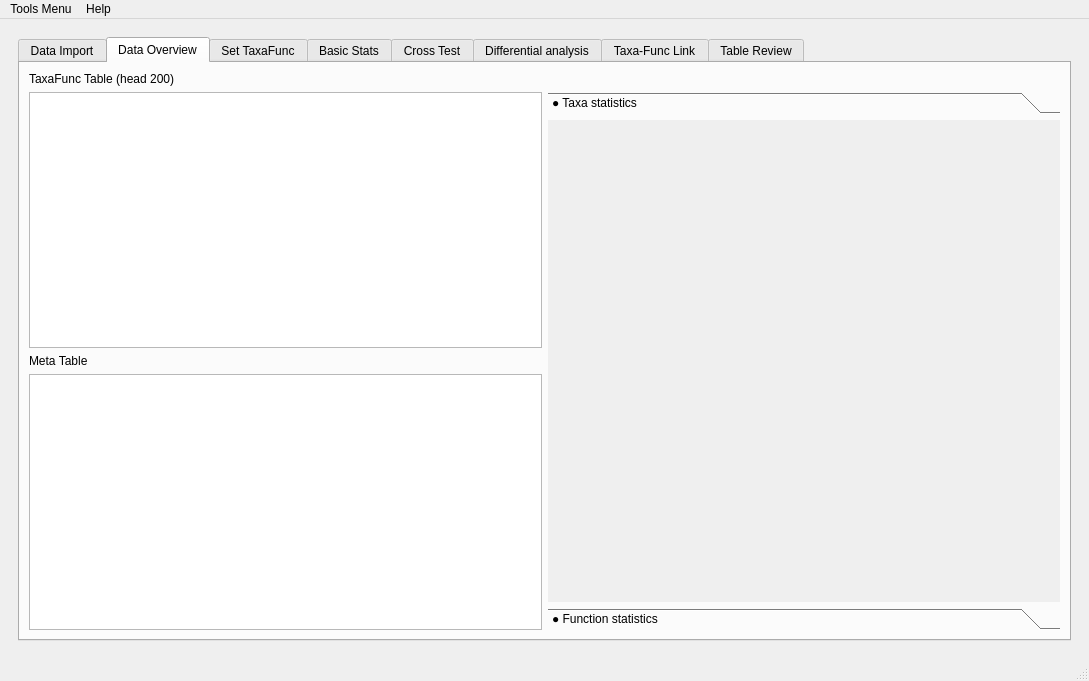
Above: utils/MetaX_GUI/MainWindow.ui from byemaxx/MetaX before the change. Below: the same form after it.
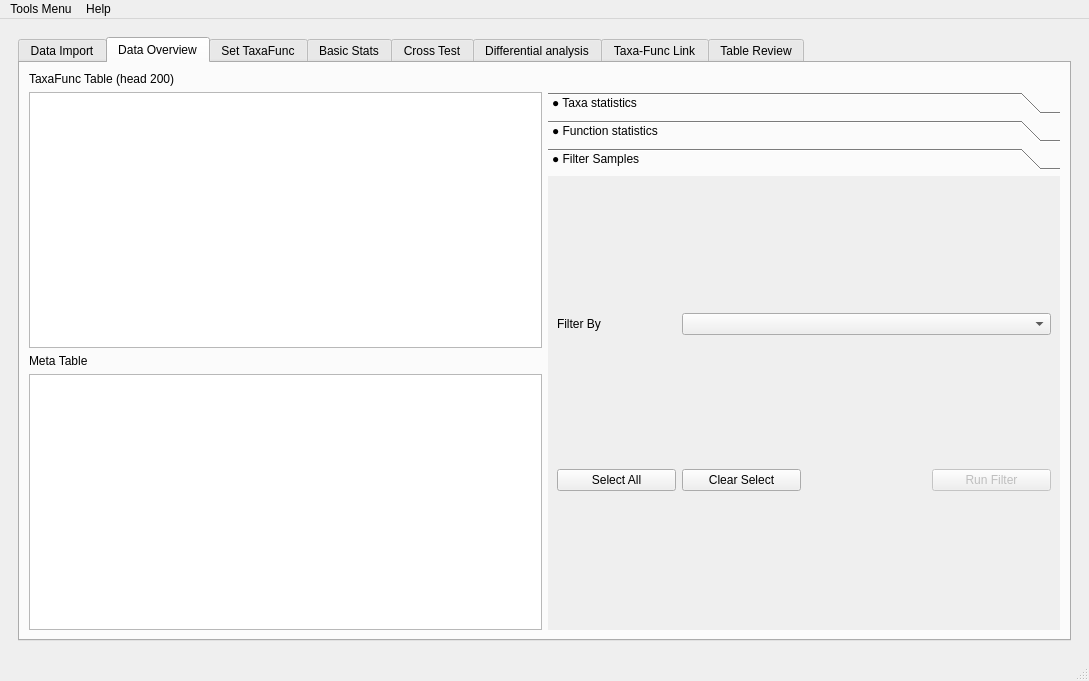
That is the form after the change. The open tabs and pages were chosen to show the change.

Commit message: modified:   utils/GUI.py     add filter function in data overview 	modified:   utils/taxaFuncAnalyzer.py     add a function reset update_meata by a df

```diff
--- a/utils/MetaX_GUI/MainWindow.ui
+++ b/utils/MetaX_GUI/MainWindow.ui
@@ -237,7 +237,7 @@
                  <x>0</x>
                  <y>0</y>
                  <width>511</width>
-                 <height>487</height>
+                 <height>460</height>
                 </rect>
                </property>
                <attribute name="label">
@@ -286,6 +286,56 @@
                 </item>
                </layout>
               </widget>
+              <widget class="QWidget" name="page">
+               <attribute name="label">
+                <string>● Filter Samples</string>
+               </attribute>
+               <layout class="QGridLayout" name="gridLayout_29">
+                <item row="0" column="0">
+                 <widget class="QLabel" name="label_82">
+                  <property name="text">
+                   <string>Filter By</string>
+                  </property>
+                 </widget>
+                </item>
+                <item row="1" column="0" colspan="4">
+                 <layout class="QVBoxLayout" name="verticalLayout_overview_filter"/>
+                </item>
+                <item row="0" column="1" colspan="3">
+                 <widget class="QComboBox" name="comboBox_overview_filter_by"/>
+                </item>
+                <item row="2" column="0">
+                 <widget class="QPushButton" name="pushButton_overview_select_all">
+                  <property name="enabled">
+                   <bool>true</bool>
+                  </property>
+                  <property name="text">
+                   <string>Select All</string>
+                  </property>
+                 </widget>
+                </item>
+                <item row="2" column="1">
+                 <widget class="QPushButton" name="pushButton_overview_clear_select">
+                  <property name="enabled">
+                   <bool>true</bool>
+                  </property>
+                  <property name="text">
+                   <string>Clear Select</string>
+                  </property>
+                 </widget>
+                </item>
+                <item row="2" column="3">
+                 <widget class="QPushButton" name="pushButton_overview_run_filter">
+                  <property name="enabled">
+                   <bool>false</bool>
+                  </property>
+                  <property name="text">
+                   <string>Run Filter</string>
+                  </property>
+                 </widget>
+                </item>
+               </layout>
+              </widget>
              </widget>
             </item>
            </layout>
```
Left out of the diff: 4 changed lines with no effect on the pictures. The commit also changes 12 other files.
